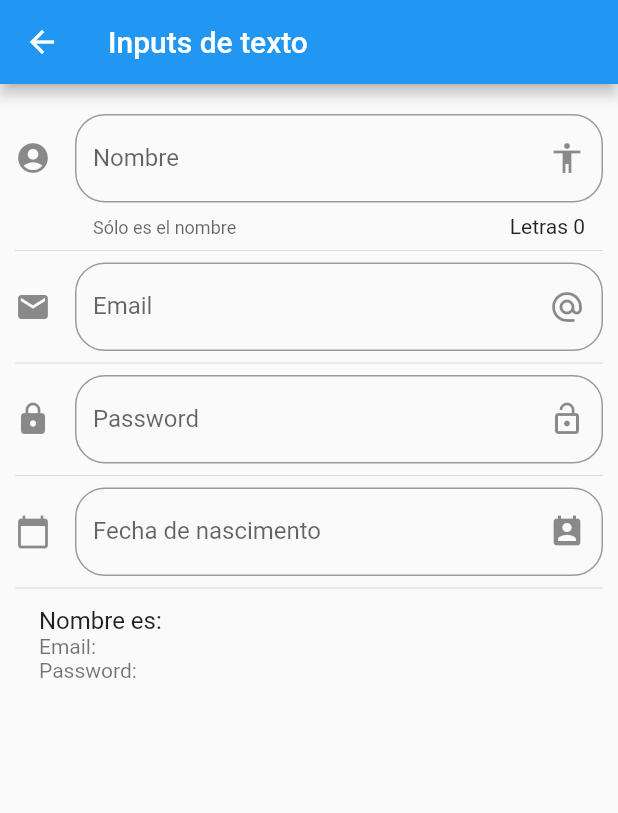
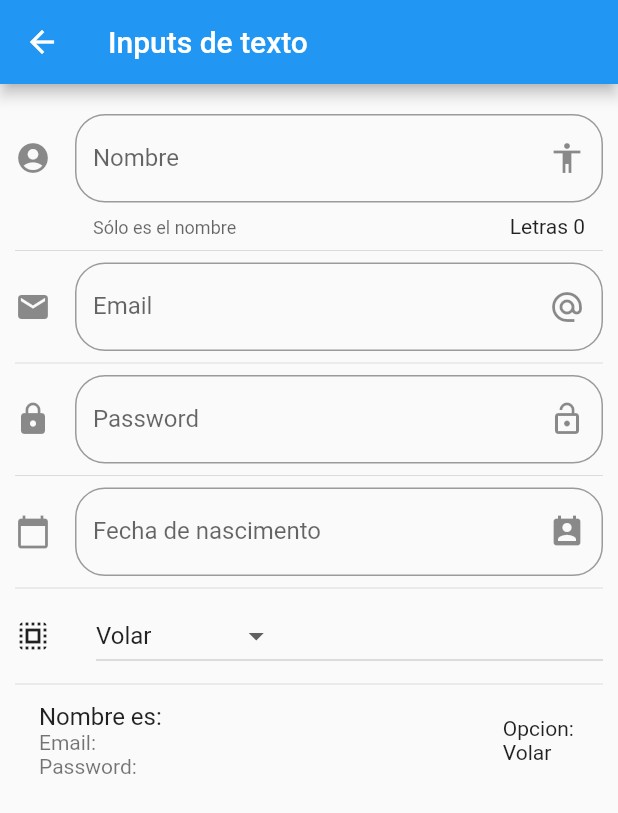
Before and after one commit to eraldovicente/Curso_Flutter, a Flutter app: the InputPage screen opened by its route, on a phone screen of 412 x 824 dp. Shown: the top 813 px of the screen. Run offline on Flutter 3.47's test engine with Material 2 defaults, Android fonts, the phone set to English and light mode, and no system bars.

Commit message:
Dropdown y DropdownMenuItem

```diff
--- a/componentes/lib/src/pages/input_page.dart
+++ b/componentes/lib/src/pages/input_page.dart
@@ -11,6 +11,10 @@ class _InputPageState extends State<InputPage> {
   String _email    = '';
   String _password = '';
   String _fecha    = '';
+
+  String _opcionSelecionada = 'Volar';
+
+  List<String> _poderes = ['Volar', 'Rayos X', 'Super Aliento', 'Super Fuerza'];
 
   TextEditingController _inputFieldDateController = new TextEditingController();
 
@@ -30,6 +34,8 @@ class _InputPageState extends State<InputPage> {
           _crearPassword(),
           Divider(),
           _crearFecha( context ),
+          Divider(),
+          _crearDropdown(),
           Divider(),
           _crearPersona()
         ],
@@ -143,11 +149,48 @@ class _InputPageState extends State<InputPage> {
 
   }
 
+  List<DropdownMenuItem<String>> getOpcionesDropdown() {
+
+    List<DropdownMenuItem<String>> lista = new List();
+
+    _poderes.forEach( (poder) {
+
+      lista.add( DropdownMenuItem(
+        child: Text(poder),
+        value: poder,
+      ));
+    });
+
+    return lista;
+  }
+
+  Widget _crearDropdown() {
+
+    return Row(
+      children: [
+        Icon(Icons.select_all),
+        SizedBox(width: 30.0,),
+        Expanded(
+            child: DropdownButton(
+            value: _opcionSelecionada,
+            items: getOpcionesDropdown(),
+            onChanged: (opt) {
+              // print(opt);
+              setState(() {
+                _opcionSelecionada = opt;
+              });
+            }),
+        )
+      ],
+    );
+  }
+
   Widget _crearPersona() {
 
     return ListTile(
       title: Text('Nombre es: $_nombre'),
       subtitle: Text('Email: $_email \nPassword: $_password'),
+      trailing: Text('Opcion: \n$_opcionSelecionada'),
     );
 
   }
```
